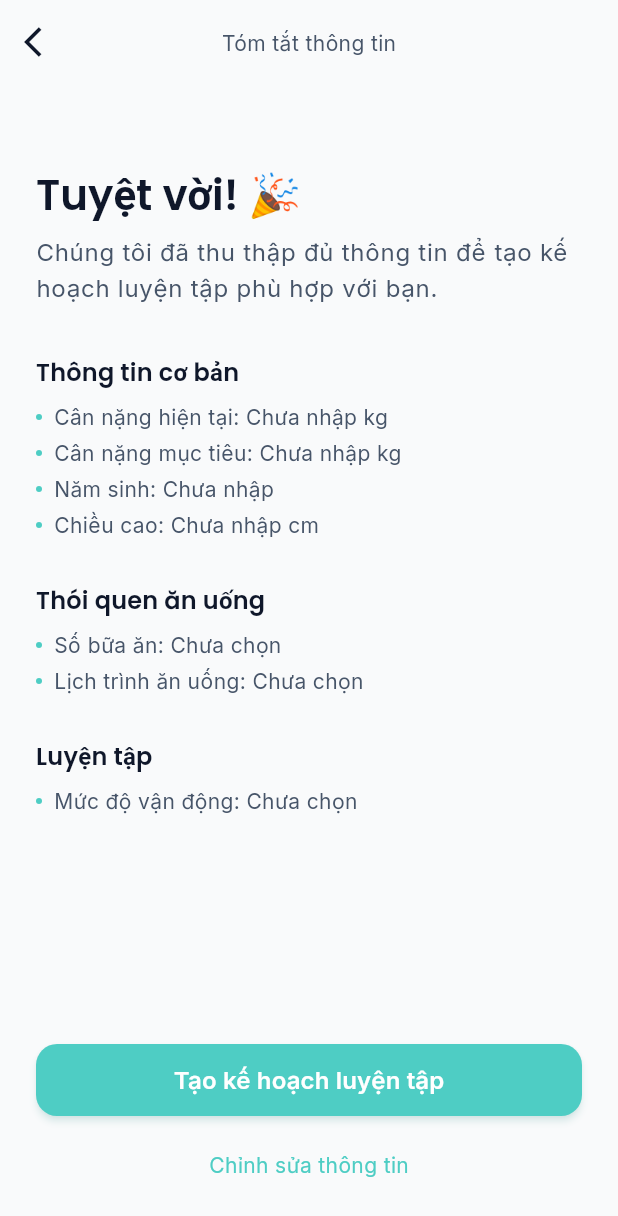
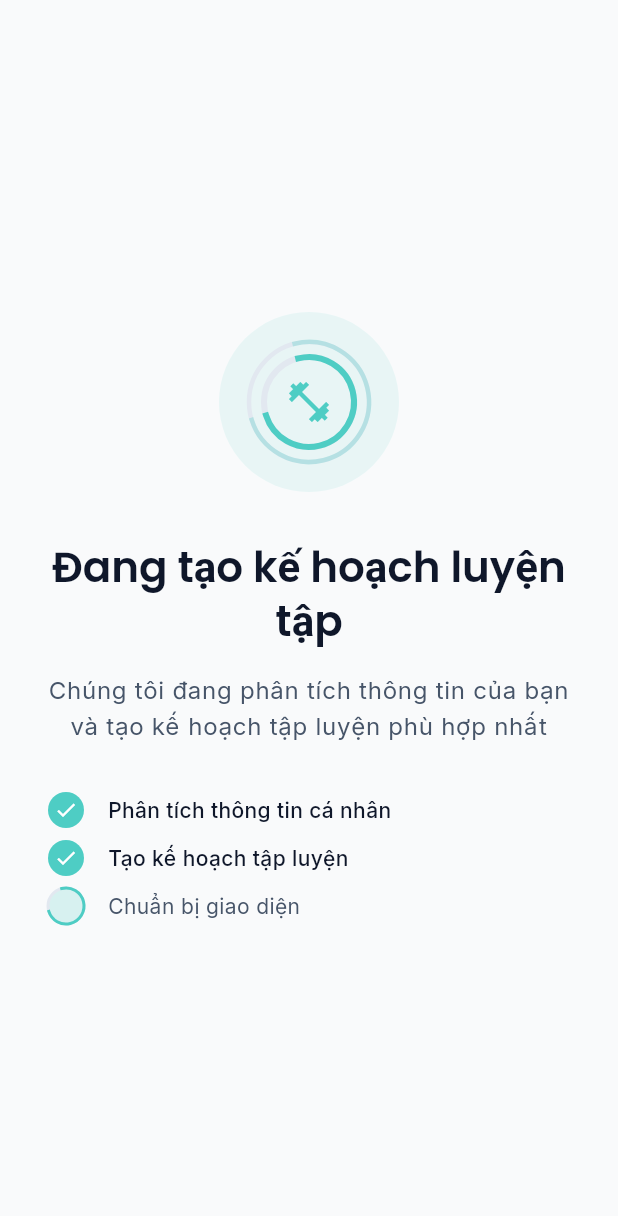
Before and after one commit to DuongVanTam/weight_loss, a Flutter app: the FormSummaryPage screen opened by its route, on a phone screen of 412 x 824 dp. Shown: the top 1216 px of the screen. Run offline on Flutter 3.47's test engine with Material 3 defaults, Android fonts, the phone set to English and light mode, and no system bars; our stand-ins replace flutter_local_notifications, flutter_riverpod, freezed_annotation, go_router, google_fonts, riverpod_annotation and 2 more; accounts and stored records are empty; generated files the repository leaves out were written again.

Commit message:
summary page

```diff
--- a/lib/features/onboarding/form/form_summary_page.dart
+++ b/lib/features/onboarding/form/form_summary_page.dart
@@ -2,225 +2,240 @@ import 'package:flutter/material.dart';
 import 'package:flutter_riverpod/flutter_riverpod.dart';
 import 'package:go_router/go_router.dart';
 import '../../../core/services/user_form_service.dart';
-import '../../../shared/widgets/primary_button.dart';
 import '../../../theme/app_colors.dart';
 import '../../../theme/app_typography.dart';
 import '../../../shared/styles/app_spacing.dart';
 
-class FormSummaryPage extends ConsumerWidget {
+class FormSummaryPage extends ConsumerStatefulWidget {
   const FormSummaryPage({super.key});
 
   @override
-  Widget build(BuildContext context, WidgetRef ref) {
-    final userProfile = ref.watch(userFormServiceProvider);
+  ConsumerState<FormSummaryPage> createState() => _FormSummaryPageState();
+}
+
+class _FormSummaryPageState extends ConsumerState<FormSummaryPage>
+    with TickerProviderStateMixin {
+  late AnimationController _animationController;
+  late Animation<double> _fadeAnimation;
+  late Animation<double> _scaleAnimation;
+
+  @override
+  void initState() {
+    super.initState();
+    _animationController = AnimationController(
+      duration: const Duration(milliseconds: 1500),
+      vsync: this,
+    );
+
+    _fadeAnimation = Tween<double>(
+      begin: 0.0,
+      end: 1.0,
+    ).animate(CurvedAnimation(
+      parent: _animationController,
+      curve: const Interval(0.0, 0.6, curve: Curves.easeOut),
+    ));
+
+    _scaleAnimation = Tween<double>(
+      begin: 0.8,
+      end: 1.0,
+    ).animate(CurvedAnimation(
+      parent: _animationController,
+      curve: const Interval(0.2, 0.8, curve: Curves.elasticOut),
+    ));
+
+    _startLoadingProcess();
+  }
+
+  @override
+  void dispose() {
+    _animationController.dispose();
+    super.dispose();
+  }
+
+  void _startLoadingProcess() async {
+    _animationController.forward();
+
+    // Complete the form
+    ref.read(userFormServiceProvider.notifier).completeForm();
+
+    // Wait for 2 seconds
+    await Future.delayed(const Duration(seconds: 2));
+
+    // Navigate to dashboard
+    if (mounted) {
+      context.go('/dashboard');
+    }
+  }
+
+  @override
+  Widget build(BuildContext context) {
 
     return Scaffold(
       backgroundColor: AppColors.neutralBg,
-      appBar: AppBar(
-        backgroundColor: Colors.transparent,
-        elevation: 0,
-        leading: IconButton(
-          icon: const Icon(Icons.arrow_back_ios, color: AppColors.textPrimary),
-          onPressed: () => Navigator.of(context).pop(),
+      body: SafeArea(
+        child: Center(
+          child: Padding(
+            padding: const EdgeInsets.all(AppSpacing.xl),
+            child: Column(
+              mainAxisAlignment: MainAxisAlignment.center,
+              children: [
+                // Loading animation
+                AnimatedBuilder(
+                  animation: _animationController,
+                  builder: (context, child) {
+                    return FadeTransition(
+                      opacity: _fadeAnimation,
+                      child: ScaleTransition(
+                        scale: _scaleAnimation,
+                        child: Container(
+                          width: 120,
+                          height: 120,
+                          decoration: BoxDecoration(
+                            color: AppColors.primary.withOpacity(0.1),
+                            shape: BoxShape.circle,
                           ),
-        title: Text(
-          'Tóm tắt thông tin',
-          style: AppTypography.bodyMedium.copyWith(
-            color: AppColors.textSecondary,
+                          child: Stack(
+                            alignment: Alignment.center,
+                            children: [
+                              // Outer rotating circle
+                              SizedBox(
+                                width: 80,
+                                height: 80,
+                                child: CircularProgressIndicator(
+                                  strokeWidth: 3,
+                                  valueColor: AlwaysStoppedAnimation<Color>(
+                                    AppColors.primary.withOpacity(0.3),
                                   ),
                                 ),
-        centerTitle: true,
                               ),
-      body: SafeArea(
-        child: Column(
-          children: [
-            Expanded(
-              child: Padding(
-                padding: const EdgeInsets.all(AppSpacing.l),
-                child: Column(
-                  crossAxisAlignment: CrossAxisAlignment.start,
-                  children: [
-                    const SizedBox(height: AppSpacing.xl),
-
-                    // Title
-                    Text(
-                      'Tuyệt vời! 🎉',
-                      style: AppTypography.headlineMedium.copyWith(
-                        color: AppColors.textPrimary,
+                              // Inner rotating circle
+                              SizedBox(
+                                width: 60,
+                                height: 60,
+                                child: CircularProgressIndicator(
+                                  strokeWidth: 4,
+                                  valueColor: const AlwaysStoppedAnimation<Color>(
+                                    AppColors.primary,
                                   ),
                                 ),
-
-                    const SizedBox(height: AppSpacing.s),
-
-                    // Subtitle
-                    Text(
-                      'Chúng tôi đã thu thập đủ thông tin để tạo kế hoạch luyện tập phù hợp với bạn.',
-                      style: AppTypography.bodyLarge.copyWith(
-                        color: AppColors.textSecondary,
                               ),
-                    ),
-
-                    const SizedBox(height: AppSpacing.xl),
-
-                    // Summary content
-                    Expanded(
-                      child: SingleChildScrollView(
-                        child: Column(
-                          crossAxisAlignment: CrossAxisAlignment.start,
-                          children: [
-                            _buildSummarySection(
-                              'Thông tin cơ bản',
-                              [
-                                'Cân nặng hiện tại: ${userProfile.currentWeight ?? "Chưa nhập"} kg',
-                                'Cân nặng mục tiêu: ${userProfile.targetWeight ?? "Chưa nhập"} kg',
-                                'Năm sinh: ${userProfile.birthYear ?? "Chưa nhập"}',
-                                'Chiều cao: ${userProfile.height ?? "Chưa nhập"} cm',
-                              ],
-                            ),
-
-                            const SizedBox(height: AppSpacing.l),
-
-                            _buildSummarySection(
-                              'Thói quen ăn uống',
-                              [
-                                'Số bữa ăn: ${_getMealFrequencyDisplay(userProfile.mealFrequency)}',
-                                'Lịch trình ăn uống: ${_getEatingScheduleDisplay(userProfile.eatingSchedule)}',
-                              ],
-                            ),
-
-                            const SizedBox(height: AppSpacing.l),
-
-                            _buildSummarySection(
-                              'Luyện tập',
-                              [
-                                'Mức độ vận động: ${userProfile.activityLevel?.displayName ?? "Chưa chọn"}',
-                              ],
+                              // Center icon
+                              const Icon(
+                                Icons.fitness_center,
+                                color: AppColors.primary,
+                                size: 32,
                               ),
                             ],
                           ),
                         ),
                       ),
+                    );
+                  },
+                ),
+
+                const SizedBox(height: AppSpacing.xl),
+
+                // Title
+                AnimatedBuilder(
+                  animation: _fadeAnimation,
+                  builder: (context, child) {
+                    return FadeTransition(
+                      opacity: _fadeAnimation,
+                      child: Text(
+                        'Đang tạo kế hoạch luyện tập',
+                        style: AppTypography.headlineMedium.copyWith(
+                          color: AppColors.textPrimary,
+                          fontWeight: FontWeight.w600,
+                        ),
+                        textAlign: TextAlign.center,
+                      ),
+                    );
+                  },
+                ),
+
+                const SizedBox(height: AppSpacing.m),
+
+                // Subtitle
+                AnimatedBuilder(
+                  animation: _fadeAnimation,
+                  builder: (context, child) {
+                    return FadeTransition(
+                      opacity: _fadeAnimation,
+                      child: Text(
+                        'Chúng tôi đang phân tích thông tin của bạn\nvà tạo kế hoạch tập luyện phù hợp nhất',
+                        style: AppTypography.bodyLarge.copyWith(
+                          color: AppColors.textSecondary,
+                        ),
+                        textAlign: TextAlign.center,
+                      ),
+                    );
+                  },
+                ),
+
+                const SizedBox(height: AppSpacing.xl),
+
+                // Progress steps
+                AnimatedBuilder(
+                  animation: _fadeAnimation,
+                  builder: (context, child) {
+                    return FadeTransition(
+                      opacity: _fadeAnimation,
+                      child: Column(
+                        children: [
+                          _buildProgressStep('Phân tích thông tin cá nhân', true),
+                          const SizedBox(height: AppSpacing.s),
+                          _buildProgressStep('Tạo kế hoạch tập luyện', true),
+                          const SizedBox(height: AppSpacing.s),
+                          _buildProgressStep('Chuẩn bị giao diện', false),
                         ],
                       ),
-              ),
-            ),
-
-            // Action buttons
-            Padding(
-              padding: const EdgeInsets.all(AppSpacing.l),
-              child: Column(
-                children: [
-                  PrimaryButton(
-                    text: 'Tạo kế hoạch luyện tập',
-                    onPressed: () => _createWorkoutPlan(context, ref),
-                  ),
-
-                  const SizedBox(height: AppSpacing.s),
-
-                  TextButton(
-                    onPressed: () => _editForm(context),
-                    child: Text(
-                      'Chỉnh sửa thông tin',
-                      style: AppTypography.bodyMedium.copyWith(
-                        color: AppColors.primary,
-                      ),
-                    ),
+                    );
+                  },
                 ),
               ],
             ),
           ),
-          ],
         ),
       ),
     );
   }
 
-  Widget _buildSummarySection(String title, List<String> items) {
-    return Column(
-      crossAxisAlignment: CrossAxisAlignment.start,
+  Widget _buildProgressStep(String title, bool isCompleted) {
+    return Row(
       children: [
-        Text(
-          title,
-          style: AppTypography.titleMedium.copyWith(
-            color: AppColors.textPrimary,
-            fontWeight: FontWeight.w600,
+        Container(
+          width: 24,
+          height: 24,
+          decoration: BoxDecoration(
+            color: isCompleted ? AppColors.primary : AppColors.primary.withOpacity(0.2),
+            shape: BoxShape.circle,
+          ),
+          child: isCompleted
+              ? const Icon(
+                  Icons.check,
+                  color: Colors.white,
+                  size: 16,
+                )
+              : SizedBox(
+                  width: 12,
+                  height: 12,
+                  child: CircularProgressIndicator(
+                    strokeWidth: 2,
+                    valueColor: const AlwaysStoppedAnimation<Color>(AppColors.primary),
                   ),
                 ),
-
-        const SizedBox(height: AppSpacing.s),
-
-        ...items.map((item) => Padding(
-          padding: const EdgeInsets.only(bottom: AppSpacing.xs),
-          child: Row(
-            children: [
-              Container(
-                width: 4,
-                height: 4,
-                decoration: const BoxDecoration(
-                  color: AppColors.primary,
-                  shape: BoxShape.circle,
         ),
-              ),
-              const SizedBox(width: AppSpacing.s),
+        const SizedBox(width: AppSpacing.m),
         Expanded(
           child: Text(
-                  item,
+            title,
             style: AppTypography.bodyMedium.copyWith(
-                    color: AppColors.textSecondary,
+              color: isCompleted ? AppColors.textPrimary : AppColors.textSecondary,
+              fontWeight: isCompleted ? FontWeight.w500 : FontWeight.w400,
             ),
           ),
         ),
       ],
-          ),
-        )),
-      ],
     );
   }
-
-  String _getMealFrequencyDisplay(int? frequency) {
-    if (frequency == null) return "Chưa chọn";
-
-    switch (frequency) {
-      case 1:
-        return "1 bữa/ngày";
-      case 2:
-        return "2 bữa/ngày";
-      case 3:
-        return "3 bữa/ngày";
-      case 4:
-        return "4-5 bữa/ngày";
-      case 6:
-        return "6+ bữa/ngày";
-      default:
-        return "$frequency bữa/ngày";
 }
-  }
-
-  String _getEatingScheduleDisplay(String? schedule) {
-    if (schedule == null) return "Chưa chọn";
-
-    switch (schedule) {
-      case 'regular':
-        return "Rất đúng giờ";
-      case 'irregular':
-        return "Không thường xuyên";
-      case 'skipMeals':
-        return "Thường bỏ bữa";
-      case 'lateEater':
-        return "Ăn muộn";
-      default:
-        return "Chưa chọn";
-    }
-  }
-
-  void _createWorkoutPlan(BuildContext context, WidgetRef ref) {
-    // Complete the form and navigate to dashboard
-    ref.read(userFormServiceProvider.notifier).completeForm();
-    context.go('/dashboard');
-  }
-
-  void _editForm(BuildContext context) {
-    // Go back to first incomplete step
-    context.go('/form/current-weight');
-  }
-}
```
Lines whose indentation alone changed are shown as unchanged.
